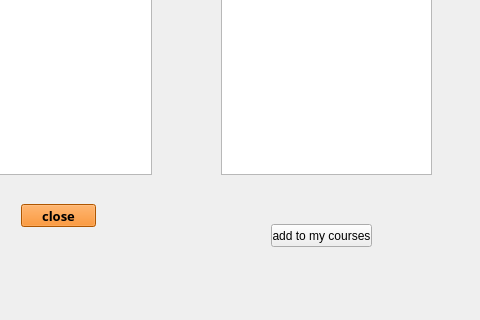
Qt form courseswidgetstudent.ui (casalete/ErasmusIo) before a commit; both pictures show x 619 to 1099 and y 356 to 676 of the 1099 by 676 pixel window.
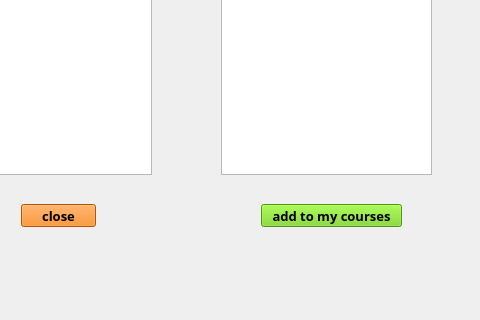
The same form after that commit. Icons and pictures are not drawn.

Patch:
```diff
--- a/courseswidgetstudent.ui
+++ b/courseswidgetstudent.ui
@@ -143,12 +143,23 @@
   <widget class="QPushButton" name="pushButton">
    <property name="geometry">
     <rect>
-     <x>890</x>
-     <y>580</y>
-     <width>101</width>
+     <x>880</x>
+     <y>560</y>
+     <width>141</width>
      <height>23</height>
     </rect>
    </property>
+   <property name="font">
+    <font>
+     <family>Courier 10 Pitch</family>
+     <pointsize>10</pointsize>
+     <weight>75</weight>
+     <bold>true</bold>
+    </font>
+   </property>
+   <property name="styleSheet">
+    <string notr="true">background: rgb(115, 210, 22);</string>
+   </property>
    <property name="text">
     <string>add to my courses</string>
    </property>
```
